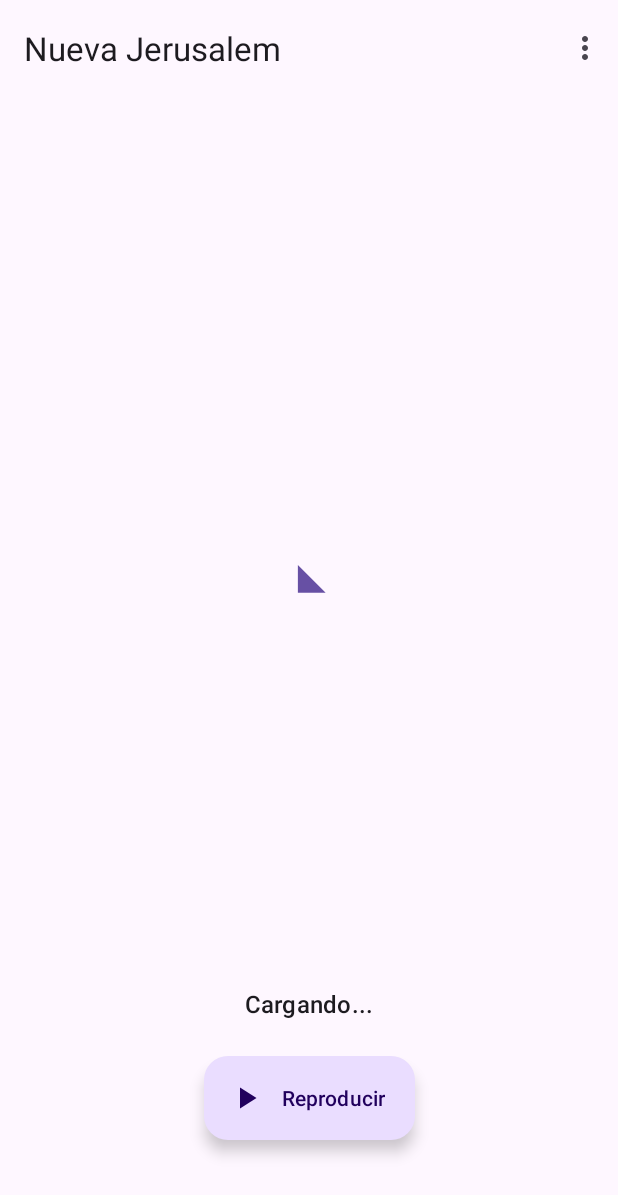
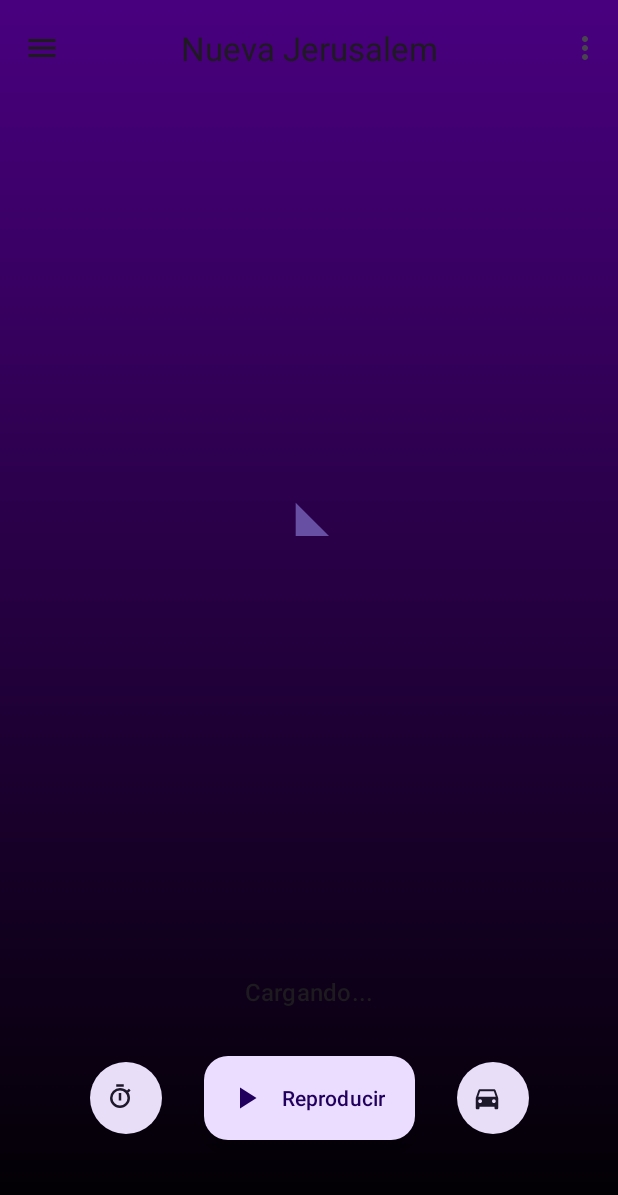
Before and after one commit to MXNeoPunto/Iglesia-de-dios-nueva-jerusalem-la-hermosa, an Android app: the screen it shows after launch (MainActivity), on a phone screen of 412 x 824 dp. Shown: the top 1195 px of the screen. Run offline under Robolectric (Android 15) with nearby library versions, the phone set to English and light mode, and no system bars; 3 statements that could not run were skipped.

Commit message:
Modernize UI with Edge-to-Edge gradient, new icons, and BottomSheet menu.
Co-authored-by: MXNeoPunto <206140416+MXNeoPunto@users.noreply.github.com>

```diff
--- a/app/src/main/java/iglesia/jerusalem/hermosa/MainActivity.java
+++ b/app/src/main/java/iglesia/jerusalem/hermosa/MainActivity.java
@@ -1,9 +1,12 @@
 package iglesia.jerusalem.hermosa;
 
 import android.content.ComponentName;
+import android.animation.ArgbEvaluator;
+import android.animation.ValueAnimator;
 import android.content.Context;
 import android.content.Intent;
 import android.content.SharedPreferences;
+import android.graphics.Color;
 import android.media.audiofx.AudioEffect;
 import android.os.Bundle;
 import android.os.CountDownTimer;
@@ -25,6 +28,8 @@ import androidx.media3.session.MediaController;
 import androidx.media3.session.SessionToken;
 
 import com.google.android.material.appbar.MaterialToolbar;
+import com.google.android.material.bottomsheet.BottomSheetDialog;
+import com.google.android.material.button.MaterialButton;
 import com.google.android.material.floatingactionbutton.ExtendedFloatingActionButton;
 import com.google.android.material.floatingactionbutton.FloatingActionButton;
 import com.google.common.util.concurrent.ListenableFuture;
@@ -36,9 +41,12 @@ public class MainActivity extends AppCompatActivity {
 
     private MediaController mediaController;
     private ExtendedFloatingActionButton playPauseButton;
+    private MaterialButton timerButton;
+    private MaterialButton carModeButton;
     private TextView statusText;
     private TextView timerText;
     private ImageView logoImage;
+    private View gradientBackground;
     private ListenableFuture<MediaController> controllerFuture;
     private CountDownTimer sleepTimer;
 
@@ -52,19 +60,29 @@ public class MainActivity extends AppCompatActivity {
 
         setContentView(R.layout.activity_main);
 
-        androidx.core.view.ViewCompat.setOnApplyWindowInsetsListener(findViewById(R.id.main_root), (v, insets) -> {
+        gradientBackground = findViewById(R.id.gradient_background);
+        animateGradient();
+
+        androidx.core.view.ViewCompat.setOnApplyWindowInsetsListener(findViewById(R.id.content_container), (v, insets) -> {
             androidx.core.graphics.Insets systemBars = insets.getInsets(androidx.core.view.WindowInsetsCompat.Type.systemBars());
             v.setPadding(systemBars.left, systemBars.top, systemBars.right, systemBars.bottom);
             return insets;
         });
 
         MaterialToolbar toolbar = findViewById(R.id.topAppBar);
+        toolbar.setNavigationIcon(R.drawable.ic_menu);
+        toolbar.setNavigationOnClickListener(v -> showMenuBottomSheet());
         toolbar.setOnMenuItemClickListener(this::onMenuItemClick);
 
         playPauseButton = findViewById(R.id.play_pause_button);
+        timerButton = findViewById(R.id.timer_button);
+        carModeButton = findViewById(R.id.car_mode_button);
         statusText = findViewById(R.id.status_text);
         timerText = findViewById(R.id.timer_text);
         logoImage = findViewById(R.id.logo_image);
+
+        timerButton.setOnClickListener(v -> showSleepTimerDialog());
+        carModeButton.setOnClickListener(v -> startActivity(new Intent(this, CarModeActivity.class)));
 
         playPauseButton.setOnClickListener(v -> {
             animateButton(v);
@@ -169,6 +187,29 @@ public class MainActivity extends AppCompatActivity {
         logoImage.clearAnimation();
     }
 
+    private void animateGradient() {
+        int colorStart = Color.parseColor("#4B0082"); // Indigo
+        int colorEnd = Color.parseColor("#000033"); // Dark Blue
+        int colorBottom = Color.parseColor("#000000"); // Black
+
+        android.graphics.drawable.GradientDrawable gd = new android.graphics.drawable.GradientDrawable(
+                android.graphics.drawable.GradientDrawable.Orientation.TOP_BOTTOM,
+                new int[] {colorStart, colorBottom});
+
+        gradientBackground.setBackground(gd);
+
+        ValueAnimator colorAnimation = ValueAnimator.ofObject(new ArgbEvaluator(), colorStart, colorEnd);
+        colorAnimation.setDuration(5000); // 5 seconds
+        colorAnimation.setRepeatCount(ValueAnimator.INFINITE);
+        colorAnimation.setRepeatMode(ValueAnimator.REVERSE);
+        colorAnimation.addUpdateListener(animator -> {
+            if (gradientBackground != null) {
+                gd.setColors(new int[] {(int) animator.getAnimatedValue(), colorBottom});
+            }
+        });
+        colorAnimation.start();
+    }
+
     private void animateButton(View v) {
         ScaleAnimation anim = new ScaleAnimation(1.0f, 0.9f, 1.0f, 0.9f,
                 Animation.RELATIVE_TO_SELF, 0.5f, Animation.RELATIVE_TO_SELF, 0.5f);
@@ -197,6 +238,27 @@ public class MainActivity extends AppCompatActivity {
             return true;
         }
         return false;
+    }
+
+    private void showMenuBottomSheet() {
+        BottomSheetDialog bottomSheetDialog = new BottomSheetDialog(this);
+        View view = getLayoutInflater().inflate(R.layout.bottom_sheet_menu, null);
+        bottomSheetDialog.setContentView(view);
+
+        view.findViewById(R.id.btn_menu_equalizer).setOnClickListener(v -> {
+            bottomSheetDialog.dismiss();
+            openEqualizer();
+        });
+        view.findViewById(R.id.btn_menu_settings).setOnClickListener(v -> {
+            bottomSheetDialog.dismiss();
+            startActivity(new Intent(this, SettingsActivity.class));
+        });
+        view.findViewById(R.id.btn_menu_about).setOnClickListener(v -> {
+            bottomSheetDialog.dismiss();
+            showAboutDialog();
+        });
+
+        bottomSheetDialog.show();
     }
 
     private void openEqualizer() {
--- /dev/null
+++ b/app/src/main/res/drawable/ic_car_mode.xml
@@ -0,0 +1,9 @@
+<vector xmlns:android="http://schemas.android.com/apk/res/android"
+    android:width="24dp"
+    android:height="24dp"
+    android:viewportWidth="24.0"
+    android:viewportHeight="24.0">
+    <path
+        android:fillColor="#FF000000"
+        android:pathData="M18.92,6.01C18.72,5.42 18.16,5 17.5,5H6.5C5.84,5 5.28,5.42 5.08,6.01L3,12V20C3,20.55 3.45,21 4,21H5C5.55,21 6,20.55 6,20V19H18V20C18,20.55 18.45,21 19,21H20C20.55,21 21,20.55 21,20V12L18.92,6.01M6.5,16C5.67,16 5,15.33 5,14.5C5,13.67 5.67,13 6.5,13C7.33,13 8,13.67 8,14.5C8,15.33 7.33,16 6.5,16M17.5,16C16.67,16 16,15.33 16,14.5C16,13.67 16.67,13 17.5,13C18.33,13 19,13.67 19,14.5C19,15.33 18.33,16 17.5,16M5,11L6.5,6.5H17.5L19,11H5Z" />
+</vector>
--- /dev/null
+++ b/app/src/main/res/drawable/ic_menu.xml
@@ -0,0 +1,9 @@
+<vector xmlns:android="http://schemas.android.com/apk/res/android"
+    android:width="24dp"
+    android:height="24dp"
+    android:viewportWidth="24.0"
+    android:viewportHeight="24.0">
+    <path
+        android:fillColor="#FF000000"
+        android:pathData="M3,6H21V8H3V6M3,11H21V13H3V11M3,16H21V18H3V16Z" />
+</vector>
--- /dev/null
+++ b/app/src/main/res/drawable/ic_timer.xml
@@ -0,0 +1,9 @@
+<vector xmlns:android="http://schemas.android.com/apk/res/android"
+    android:width="24dp"
+    android:height="24dp"
+    android:viewportWidth="24.0"
+    android:viewportHeight="24.0">
+    <path
+        android:fillColor="#FF000000"
+        android:pathData="M15,1H9V3H15V1M11,14H13V8H11V14M19.03,7.39L20.45,5.97C20,5.46 19.55,5 19.04,4.56L17.62,6C16.07,4.74 14.12,4 12,4A8,8 0 0,0 4,12C4,16.42 7.58,20 12,20C16.42,20 20,16.42 20,12C20,10.17 19.43,8.5 18.47,7.11L19.03,7.39M12,18A6,6 0 0,1 6,12A6,6 0 0,1 12,6A6,6 0 0,1 18,12A6,6 0 0,1 12,18Z" />
+</vector>
--- a/app/src/main/res/layout/activity_main.xml
+++ b/app/src/main/res/layout/activity_main.xml
@@ -6,6 +6,23 @@
     android:layout_width="match_parent"
     android:layout_height="match_parent"
     tools:context=".MainActivity">
+
+    <!-- Background Layer (Edge-to-Edge) -->
+    <View
+        android:id="@+id/gradient_background"
+        android:layout_width="0dp"
+        android:layout_height="0dp"
+        android:background="@color/md_theme_light_primaryContainer"
+        app:layout_constraintBottom_toBottomOf="parent"
+        app:layout_constraintEnd_toEndOf="parent"
+        app:layout_constraintStart_toStartOf="parent"
+        app:layout_constraintTop_toTopOf="parent" />
+
+    <!-- Content Container (To apply insets to) -->
+    <androidx.constraintlayout.widget.ConstraintLayout
+        android:id="@+id/content_container"
+        android:layout_width="match_parent"
+        android:layout_height="match_parent">
 
         <com.google.android.material.appbar.AppBarLayout
             android:id="@+id/appBarLayout"
@@ -21,20 +38,23 @@
                 android:layout_height="?attr/actionBarSize"
                 app:menu="@menu/main_menu"
                 app:title="@string/app_name"
-            style="@style/Widget.Material3.Toolbar.Surface" />
+                app:titleCentered="true"
+                style="@style/Widget.Material3.Toolbar.Surface"
+                android:background="@android:color/transparent" />
 
         </com.google.android.material.appbar.AppBarLayout>
 
         <!-- Album Art / Logo Placeholder (Animated) -->
         <ImageView
             android:id="@+id/logo_image"
-        android:layout_width="200dp"
-        android:layout_height="200dp"
+            android:layout_width="240dp"
+            android:layout_height="240dp"
             android:src="@drawable/ic_launcher_foreground"
             app:layout_constraintBottom_toTopOf="@+id/play_pause_button"
             app:layout_constraintEnd_toEndOf="parent"
             app:layout_constraintStart_toStartOf="parent"
             app:layout_constraintTop_toBottomOf="@+id/appBarLayout"
+            app:layout_constraintVertical_bias="0.4"
             app:tint="?attr/colorPrimary" />
 
         <!-- Timer Text -->
@@ -59,7 +79,7 @@
             android:layout_height="wrap_content"
             android:text="@string/loading"
             android:textAppearance="?attr/textAppearanceTitleMedium"
-        android:layout_marginBottom="24dp"
+            android:layout_marginBottom="32dp"
             app:layout_constraintBottom_toTopOf="@+id/play_pause_button"
             app:layout_constraintEnd_toEndOf="parent"
             app:layout_constraintStart_toStartOf="parent" />
@@ -76,4 +96,30 @@
             app:layout_constraintEnd_toEndOf="parent"
             app:layout_constraintStart_toStartOf="parent" />
 
+        <!-- Timer Button (Left) -->
+        <com.google.android.material.button.MaterialButton
+            android:id="@+id/timer_button"
+            style="@style/Widget.Material3.Button.IconButton.Filled.Tonal"
+            android:layout_width="56dp"
+            android:layout_height="56dp"
+            android:layout_marginEnd="24dp"
+            app:icon="@drawable/ic_timer"
+            app:layout_constraintBottom_toBottomOf="@+id/play_pause_button"
+            app:layout_constraintEnd_toStartOf="@+id/play_pause_button"
+            app:layout_constraintTop_toTopOf="@+id/play_pause_button" />
+
+        <!-- Car Mode Button (Right) -->
+        <com.google.android.material.button.MaterialButton
+            android:id="@+id/car_mode_button"
+            style="@style/Widget.Material3.Button.IconButton.Filled.Tonal"
+            android:layout_width="56dp"
+            android:layout_height="56dp"
+            android:layout_marginStart="24dp"
+            app:icon="@drawable/ic_car_mode"
+            app:layout_constraintBottom_toBottomOf="@+id/play_pause_button"
+            app:layout_constraintStart_toEndOf="@+id/play_pause_button"
+            app:layout_constraintTop_toTopOf="@+id/play_pause_button" />
+
     </androidx.constraintlayout.widget.ConstraintLayout>
+
+</androidx.constraintlayout.widget.ConstraintLayout>
--- a/app/src/main/res/values/themes.xml
+++ b/app/src/main/res/values/themes.xml
@@ -6,6 +6,8 @@
         <item name="colorOnPrimary">@color/md_theme_light_onPrimary</item>
         <item name="colorPrimaryContainer">@color/md_theme_light_primaryContainer</item>
         <item name="colorOnPrimaryContainer">@color/md_theme_light_onPrimaryContainer</item>
+        <item name="android:statusBarColor">@android:color/transparent</item>
+        <item name="android:navigationBarColor">@android:color/transparent</item>
     </style>
 
     <style name="Theme.NuevaJerusalem" parent="Base.Theme.NuevaJerusalem" />
```
Also changed, not shown: app/src/main/res/drawable/ic_equalizer.xml (added, +9 -0 lines), app/src/main/res/drawable/ic_info.xml (added, +9 -0 lines), app/src/main/res/layout/bottom_sheet_menu.xml (added, +44 -0 lines). Lines whose indentation alone changed are shown as unchanged.
